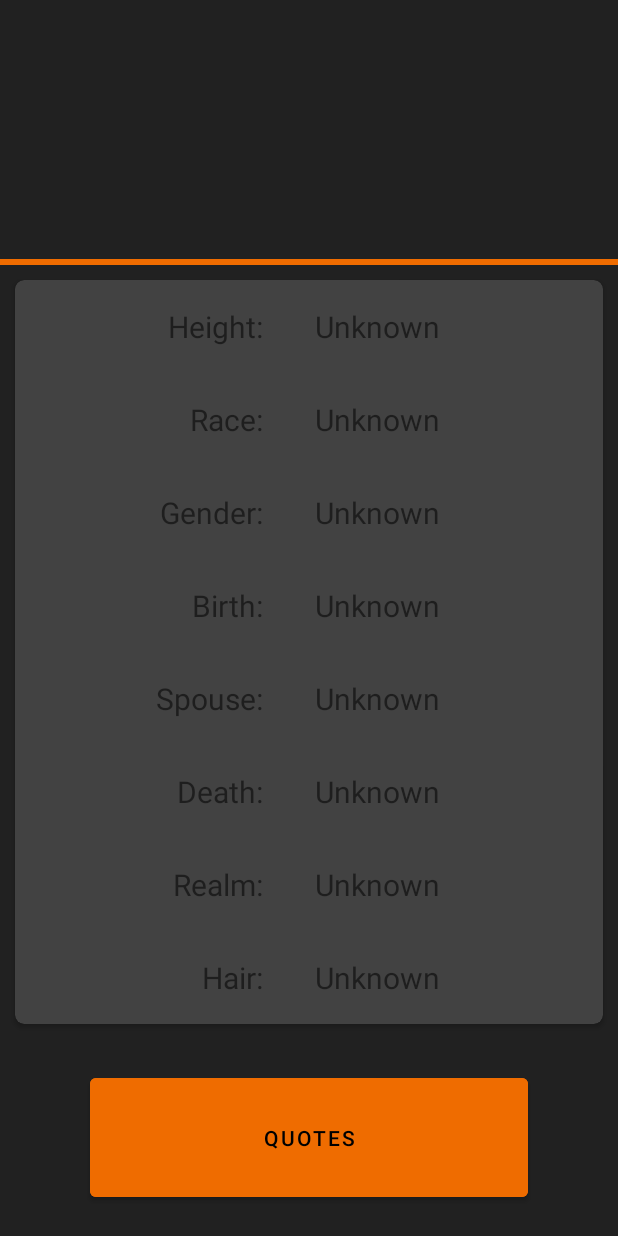
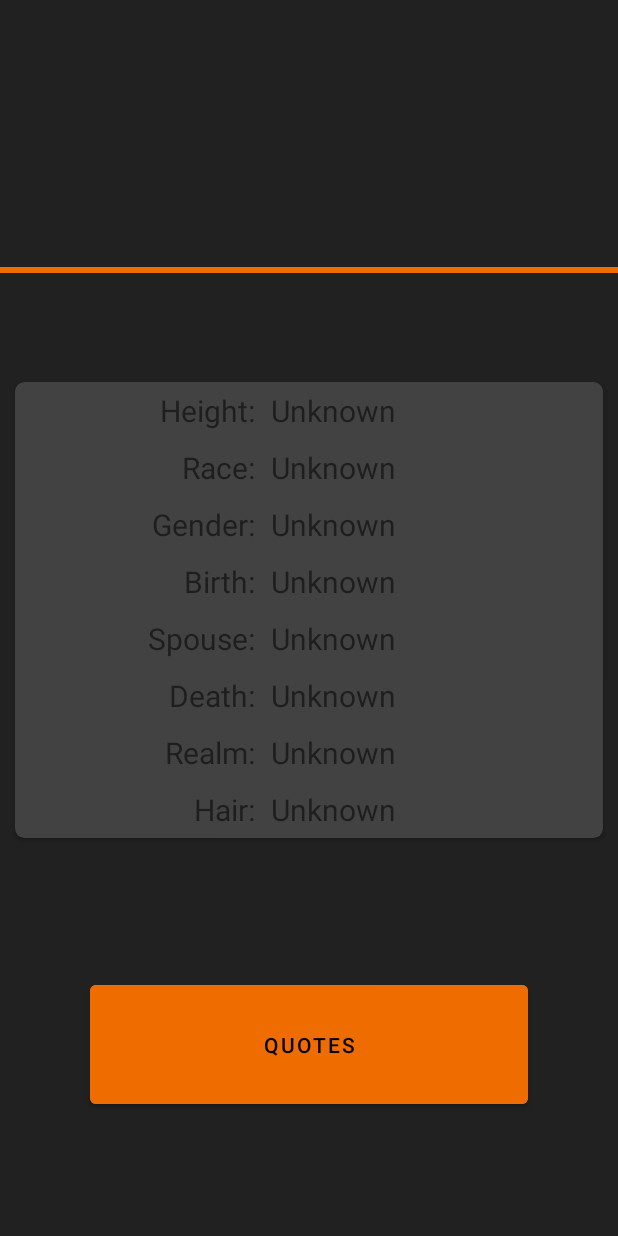
Before and after one commit to Neiscafe/TheOneApp, an Android app: the CharacterDescriptionActivity screen opened directly, with no data from a screen before it, on a phone screen of 412 x 824 dp. Run offline under Robolectric (Android 15) with nearby library versions, the phone set to English and light mode, and no system bars.

Commit message:
correção do design das frases dos personagens

```diff
--- a/app/src/main/res/layout/activity_character_description.xml
+++ b/app/src/main/res/layout/activity_character_description.xml
@@ -12,10 +12,11 @@
         android:layout_width="0dp"
         android:layout_height="wrap_content"
         android:textAlignment="center"
+        android:textColor="@color/lightOrange"
         android:textSize="40sp"
-        android:textColor="@color/lightOrange"
         app:layout_constraintEnd_toEndOf="parent"
         app:layout_constraintStart_toStartOf="parent"
+        app:layout_constraintTop_toTopOf="parent"
         app:layout_constraintBottom_toTopOf="@id/vSeparator"
         tools:text="character name" />
 
@@ -26,7 +27,8 @@
         android:background="@color/orange"
         app:layout_constraintEnd_toEndOf="parent"
         app:layout_constraintStart_toStartOf="parent"
-        app:layout_constraintTop_toBottomOf="@id/tvCharacterName" />
+        app:layout_constraintTop_toBottomOf="@id/tvCharacterName"
+        app:layout_constraintBottom_toTopOf="@id/cvDescription"/>
 
     <androidx.cardview.widget.CardView
         android:id="@+id/cvDescription"
@@ -48,7 +50,7 @@
                 android:id="@+id/tvCharacterHeightTx"
                 android:layout_width="wrap_content"
                 android:layout_height="wrap_content"
-                android:padding="17dp"
+                android:padding="5dp"
                 android:text="Height:"
                 android:textSize="20sp"
                 app:layout_constraintEnd_toEndOf="parent"
@@ -60,7 +62,7 @@
                 android:id="@+id/tvCharacterHeight"
                 android:layout_width="0dp"
                 android:layout_height="wrap_content"
-                android:padding="17dp"
+                android:padding="5dp"
                 android:textSize="20sp"
                 app:layout_constraintEnd_toEndOf="parent"
                 app:layout_constraintStart_toEndOf="@id/tvCharacterHeightTx"
@@ -71,7 +73,7 @@
                 android:id="@+id/tvCharacterRaceTx"
                 android:layout_width="wrap_content"
                 android:layout_height="wrap_content"
-                android:padding="17dp"
+                android:padding="5dp"
                 android:text="Race:"
                 android:textSize="20sp"
                 app:layout_constraintEnd_toEndOf="@id/tvCharacterHeightTx"
@@ -81,7 +83,7 @@
                 android:id="@+id/tvCharacterRace"
                 android:layout_width="0dp"
                 android:layout_height="wrap_content"
-                android:padding="17dp"
+                android:padding="5dp"
                 android:textSize="20sp"
                 app:layout_constraintEnd_toEndOf="parent"
                 app:layout_constraintStart_toEndOf="@id/tvCharacterRaceTx"
@@ -92,7 +94,7 @@
                 android:id="@+id/tvCharacterGenderTx"
                 android:layout_width="wrap_content"
                 android:layout_height="wrap_content"
-                android:padding="17dp"
+                android:padding="5dp"
                 android:text="Gender:"
                 android:textSize="20sp"
                 app:layout_constraintEnd_toEndOf="@id/tvCharacterHeightTx"
@@ -102,7 +104,7 @@
                 android:id="@+id/tvCharacterGender"
                 android:layout_width="0dp"
                 android:layout_height="wrap_content"
-                android:padding="17dp"
+                android:padding="5dp"
                 android:textSize="20sp"
                 app:layout_constraintEnd_toEndOf="parent"
                 app:layout_constraintStart_toEndOf="@id/tvCharacterGenderTx"
@@ -113,7 +115,7 @@
                 android:id="@+id/tvCharacterBirthTx"
                 android:layout_width="wrap_content"
                 android:layout_height="wrap_content"
-                android:padding="17dp"
+                android:padding="5dp"
                 android:text="Birth:"
                 android:textSize="20sp"
                 app:layout_constraintEnd_toEndOf="@id/tvCharacterHeightTx"
@@ -123,7 +125,7 @@
                 android:id="@+id/tvCharacterBirth"
                 android:layout_width="0dp"
                 android:layout_height="wrap_content"
-                android:padding="17dp"
+                android:padding="5dp"
                 android:textSize="20sp"
                 app:layout_constraintEnd_toEndOf="parent"
                 app:layout_constraintHorizontal_bias="0.0"
@@ -135,7 +137,7 @@
                 android:id="@+id/tvCharacterSpouseTx"
                 android:layout_width="wrap_content"
                 android:layout_height="wrap_content"
-                android:padding="17dp"
+                android:padding="5dp"
                 android:text="Spouse:"
                 android:textSize="20sp"
                 app:layout_constraintEnd_toEndOf="@id/tvCharacterHeightTx"
@@ -145,7 +147,7 @@
                 android:id="@+id/tvCharacterSpouse"
                 android:layout_width="0dp"
                 android:layout_height="wrap_content"
-                android:padding="17dp"
+                android:padding="5dp"
                 android:textSize="20sp"
                 app:layout_constraintEnd_toEndOf="parent"
                 app:layout_constraintHorizontal_bias="0.0"
@@ -157,7 +159,7 @@
                 android:id="@+id/tvCharacterDeathTx"
                 android:layout_width="wrap_content"
                 android:layout_height="wrap_content"
-                android:padding="17dp"
+                android:padding="5dp"
                 android:text="Death:"
                 android:textSize="20sp"
                 app:layout_constraintEnd_toEndOf="@id/tvCharacterHeightTx"
@@ -167,7 +169,7 @@
                 android:id="@+id/tvCharacterDeath"
                 android:layout_width="0dp"
                 android:layout_height="wrap_content"
-                android:padding="17dp"
+                android:padding="5dp"
                 android:textSize="20sp"
                 app:layout_constraintEnd_toEndOf="parent"
                 app:layout_constraintStart_toEndOf="@id/tvCharacterDeathTx"
@@ -178,7 +180,7 @@
                 android:id="@+id/tvCharacterRealmTx"
                 android:layout_width="wrap_content"
                 android:layout_height="wrap_content"
-                android:padding="17dp"
+                android:padding="5dp"
                 android:text="Realm:"
                 android:textSize="20sp"
                 app:layout_constraintEnd_toEndOf="@id/tvCharacterHeightTx"
@@ -188,7 +190,7 @@
                 android:id="@+id/tvCharacterRealm"
                 android:layout_width="0dp"
                 android:layout_height="wrap_content"
-                android:padding="17dp"
+                android:padding="5dp"
                 android:textSize="20sp"
                 app:layout_constraintEnd_toEndOf="parent"
                 app:layout_constraintStart_toEndOf="@id/tvCharacterRealmTx"
@@ -199,7 +201,7 @@
                 android:id="@+id/tvCharacterHairTx"
                 android:layout_width="wrap_content"
                 android:layout_height="wrap_content"
-                android:padding="17dp"
+                android:padding="5dp"
                 android:text="Hair:"
                 android:textSize="20sp"
                 app:layout_constraintEnd_toEndOf="@id/tvCharacterHeightTx"
@@ -209,7 +211,7 @@
                 android:id="@+id/tvCharacterHair"
                 android:layout_width="0dp"
                 android:layout_height="wrap_content"
-                android:padding="17dp"
+                android:padding="5dp"
                 android:textSize="20sp"
                 app:layout_constraintEnd_toEndOf="parent"
                 app:layout_constraintStart_toEndOf="@id/tvCharacterHairTx"
```
Also changed, not shown: app/src/main/java/com/example/theoneapp/ui/characters/characterQuotes/CharacterQuotesActivity.kt (+9 -5 lines), app/src/main/java/com/example/theoneapp/ui/characters/characterQuotes/CharacterQuotesAdapter.kt (+11 -9 lines), app/src/main/res/layout/activity_character_quotes.xml (+12 -0 lines), app/src/main/res/layout/quote_list_item.xml (+4 -4 lines).
